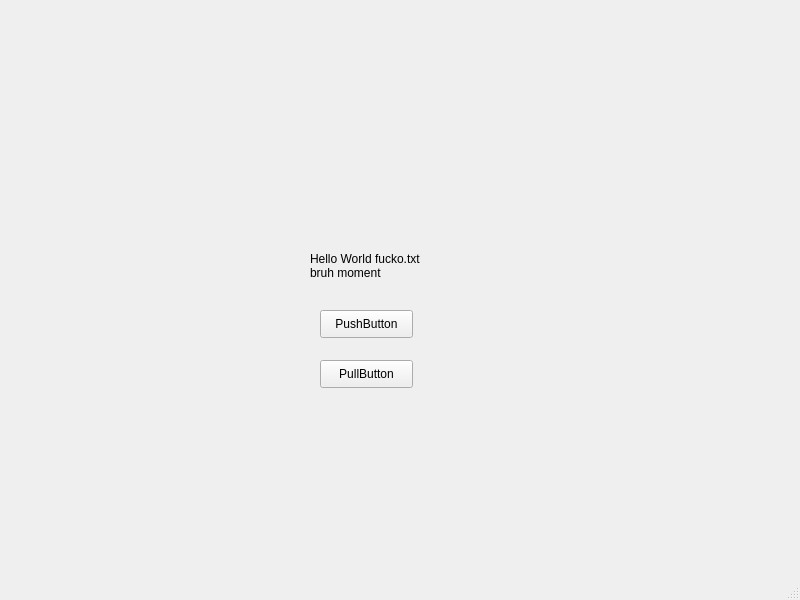
First picture: the form in FarmingSystemManager/mainwindow.ui, repository ryan-ghosh/FarmerSystemManager, before the edit.
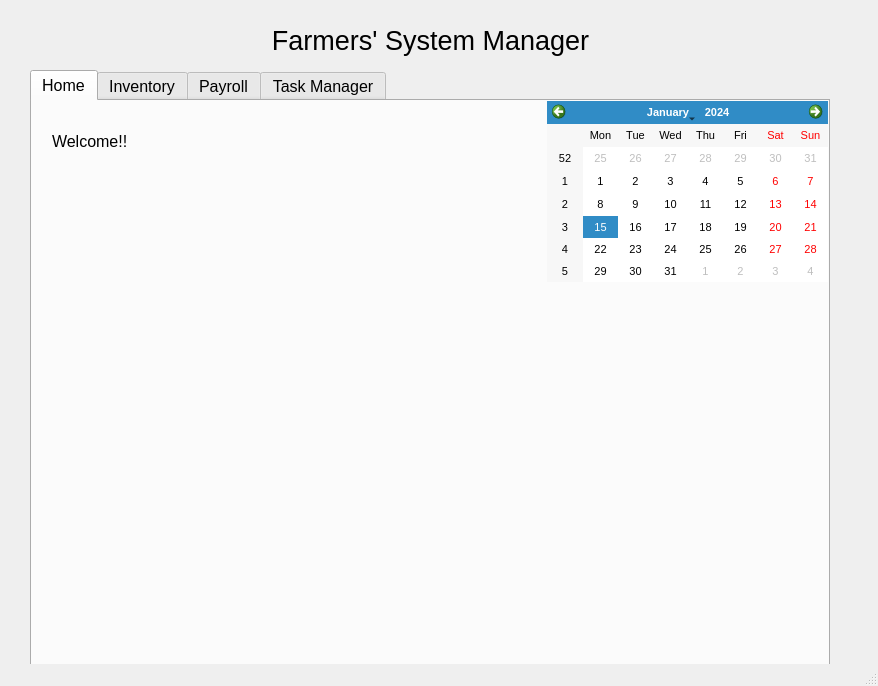
Second picture: the form after the edit.

Commit message: four tabs in UI, calendar

Diff of the .ui file:
```diff
--- a/FarmingSystemManager/mainwindow.ui
+++ b/FarmingSystemManager/mainwindow.ui
@@ -6,60 +6,116 @@
    <rect>
     <x>0</x>
     <y>0</y>
-    <width>800</width>
-    <height>600</height>
+    <width>878</width>
+    <height>686</height>
    </rect>
   </property>
   <property name="windowTitle">
    <string>MainWindow</string>
   </property>
   <widget class="QWidget" name="centralwidget">
-   <widget class="QLabel" name="label">
+   <widget class="QTabWidget" name="tabWidget">
     <property name="geometry">
      <rect>
-      <x>310</x>
-      <y>240</y>
-      <width>121</width>
-      <height>51</height>
+      <x>30</x>
+      <y>70</y>
+      <width>800</width>
+      <height>600</height>
      </rect>
     </property>
-    <property name="text">
-     <string>Hello World fucko.txt bruh moment</string>
+    <property name="font">
+     <font>
+      <family>Segoe UI</family>
+      <pointsize>12</pointsize>
+     </font>
     </property>
-    <property name="wordWrap">
-     <bool>true</bool>
+    <property name="currentIndex">
+     <number>0</number>
     </property>
+    <widget class="QWidget" name="tab">
+     <attribute name="title">
+      <string>Home</string>
+     </attribute>
+     <widget class="QCalendarWidget" name="calendarWidget">
+      <property name="enabled">
+       <bool>true</bool>
+      </property>
+      <property name="geometry">
+       <rect>
+        <x>515</x>
+        <y>0</y>
+        <width>281</width>
+        <height>181</height>
+       </rect>
+      </property>
+      <property name="sizePolicy">
+       <sizepolicy hsizetype="Minimum" vsizetype="Minimum">
+        <horstretch>0</horstretch>
+        <verstretch>0</verstretch>
+       </sizepolicy>
+      </property>
+      <property name="font">
+       <font>
+        <pointsize>8</pointsize>
+       </font>
+      </property>
+      <property name="cursor">
+       <cursorShape>ArrowCursor</cursorShape>
+      </property>
+      <property name="gridVisible">
+       <bool>false</bool>
+      </property>
+     </widget>
+     <widget class="QLabel" name="label">
+      <property name="geometry">
+       <rect>
+        <x>20</x>
+        <y>20</y>
+        <width>81</width>
+        <height>41</height>
+       </rect>
+      </property>
+      <property name="text">
+       <string>Welcome!!</string>
+      </property>
+     </widget>
+    </widget>
+    <widget class="QWidget" name="tab_3">
+     <attribute name="title">
+      <string>Inventory</string>
+     </attribute>
+    </widget>
+    <widget class="QWidget" name="tab_2">
+     <attribute name="title">
+      <string>Payroll</string>
+     </attribute>
+    </widget>
+    <widget class="QWidget" name="tab_4">
+     <attribute name="title">
+      <string>Task Manager</string>
+     </attribute>
+    </widget>
    </widget>
-   <widget class="QPushButton" name="pushButton">
+   <widget class="QLabel" name="label_2">
     <property name="geometry">
      <rect>
-      <x>320</x>
-      <y>310</y>
-      <width>93</width>
-      <height>28</height>
+      <x>30</x>
+      <y>20</y>
+      <width>801</width>
+      <height>41</height>
      </rect>
     </property>
-    <property name="text">
-     <string>PushButton</string>
+    <property name="font">
+     <font>
+      <family>Segoe UI</family>
+      <pointsize>20</pointsize>
+     </font>
     </property>
-    <property name="checkable">
-     <bool>false</bool>
-    </property>
-    <property name="checked">
-     <bool>false</bool>
-    </property>
-   </widget>
-   <widget class="QPushButton" name="pushButton_2">
-    <property name="geometry">
-     <rect>
-      <x>320</x>
-      <y>360</y>
-      <width>93</width>
-      <height>28</height>
-     </rect>
-    </property>
     <property name="text">
-     <string>PullButton</string>
+     <string>Farmers' System Manager</string>
+    </property>
+    <property name="alignment">
+     <set>Qt::AlignCenter</set>
     </property>
    </widget>
   </widget>
```
Left out of the diff: 4 changed lines with no effect on the pictures. The commit also changes 4 other files.
